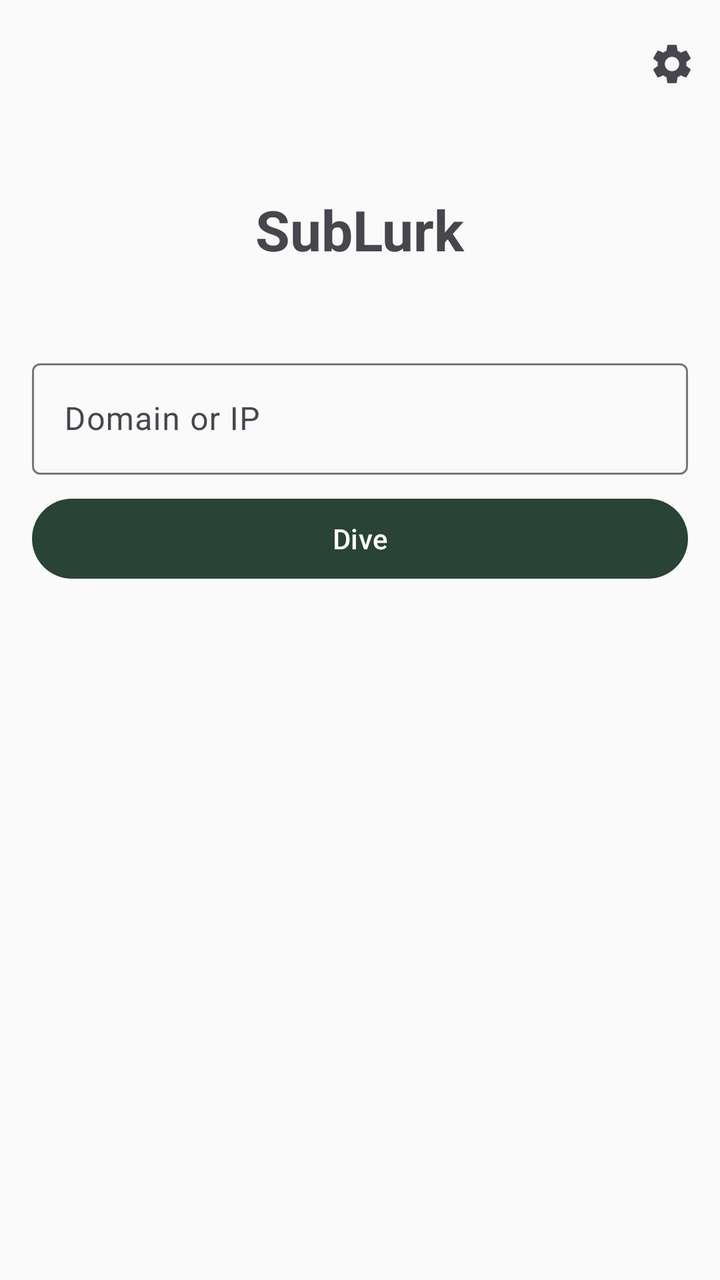
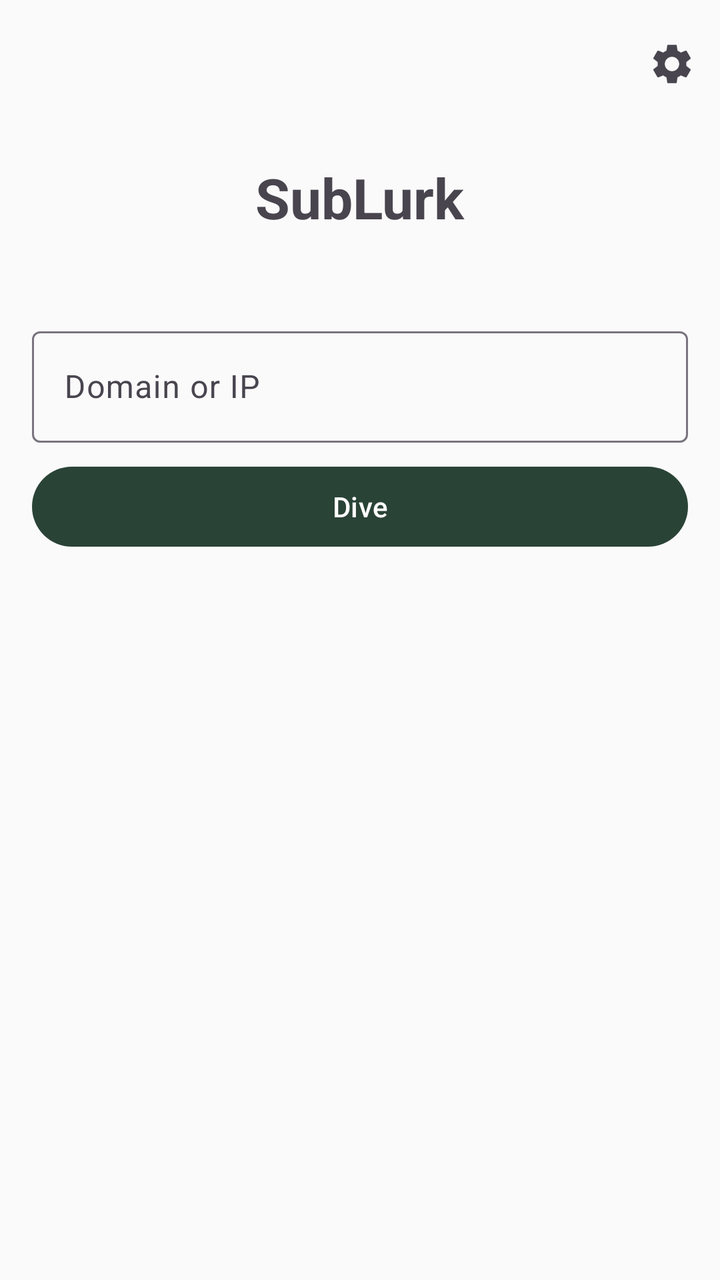

Screens rendered from an Android XML layout before and after an edit, with the pre-edit source and the edit as a unified diff.
<!-- AndroidManifest.xml: application theme Theme.SubLurk -->
<!-- res/layout/fragment_dive.xml -->
<?xml version="1.0" encoding="utf-8"?>
<androidx.constraintlayout.widget.ConstraintLayout xmlns:android="http://schemas.android.com/apk/res/android"
    xmlns:app="http://schemas.android.com/apk/res-auto"
    android:layout_width="match_parent"
    android:layout_height="match_parent">

    <com.google.android.material.appbar.MaterialToolbar
        android:id="@+id/toolbar"
        android:layout_width="match_parent"
        android:layout_height="?attr/actionBarSize"
        app:menu="@menu/menu_dive"
        app:layout_constraintTop_toTopOf="parent"
        app:layout_constraintStart_toStartOf="parent"
        app:layout_constraintEnd_toEndOf="parent" />

    <ScrollView
        android:layout_width="0dp"
        android:layout_height="0dp"
        app:layout_constraintTop_toBottomOf="@id/toolbar"
        app:layout_constraintBottom_toBottomOf="parent"
        app:layout_constraintStart_toStartOf="parent"
        app:layout_constraintEnd_toEndOf="parent">

        <androidx.constraintlayout.widget.ConstraintLayout
            android:layout_width="match_parent"
            android:layout_height="wrap_content"
            android:padding="16dp">

            <TextView
                android:id="@+id/titleText"
                android:layout_width="wrap_content"
                android:layout_height="wrap_content"
                android:text="@string/dive_title"
                android:textSize="28sp"
                android:textStyle="bold"
                app:layout_constraintTop_toTopOf="parent"
                app:layout_constraintStart_toStartOf="parent"
                app:layout_constraintEnd_toEndOf="parent"
                android:layout_marginTop="16dp" />

            <TextView
                android:id="@+id/subtitleText"
                android:layout_width="wrap_content"
                android:layout_height="wrap_content"
                android:textSize="14sp"
                android:layout_marginTop="8dp"
                app:layout_constraintTop_toBottomOf="@id/titleText"
                app:layout_constraintStart_toStartOf="parent"
                app:layout_constraintEnd_toEndOf="parent" />

            <com.google.android.material.textfield.TextInputLayout
                android:id="@+id/inputLayout"
                android:layout_width="0dp"
                android:layout_height="wrap_content"
                android:hint="@string/dive_input_hint"
                android:layout_marginTop="16dp"
                app:layout_constraintTop_toBottomOf="@id/subtitleText"
                app:layout_constraintStart_toStartOf="parent"
                app:layout_constraintEnd_toEndOf="parent">

                <com.google.android.material.textfield.TextInputEditText
                    android:id="@+id/inputEdit"
                    android:layout_width="match_parent"
                    android:layout_height="wrap_content"
                    android:inputType="textUri"
                    android:imeOptions="actionDone" />

            </com.google.android.material.textfield.TextInputLayout>

            <com.google.android.material.button.MaterialButton
                android:id="@+id/diveButton"
                android:layout_width="0dp"
                android:layout_height="wrap_content"
                android:text="@string/dive_button"
                android:layout_marginTop="8dp"
                app:layout_constraintTop_toBottomOf="@id/inputLayout"
                app:layout_constraintStart_toStartOf="parent"
                app:layout_constraintEnd_toEndOf="parent" />

            <ProgressBar
                android:id="@+id/progress"
                android:layout_width="wrap_content"
                android:layout_height="wrap_content"
                android:visibility="gone"
                app:layout_constraintTop_toBottomOf="@id/diveButton"
                app:layout_constraintStart_toStartOf="parent"
                app:layout_constraintEnd_toEndOf="parent"
                android:layout_marginTop="16dp" />

            <androidx.recyclerview.widget.RecyclerView
                android:id="@+id/subdomainsList"
                android:layout_width="0dp"
                android:layout_height="0dp"
                android:layout_marginTop="16dp"
                app:layoutManager="androidx.recyclerview.widget.LinearLayoutManager"
                app:layout_constraintTop_toBottomOf="@id/progress"
                app:layout_constraintBottom_toBottomOf="parent"
                app:layout_constraintStart_toStartOf="parent"
                app:layout_constraintEnd_toEndOf="parent"
                android:nestedScrollingEnabled="false" />

        </androidx.constraintlayout.widget.ConstraintLayout>

    </ScrollView>

</androidx.constraintlayout.widget.ConstraintLayout>
<!-- resources referenced by this layout -->
<resources>
  <string name="dive_button">Dive</string>
  <string name="dive_input_hint">Domain or IP</string>
  <string name="dive_title">SubLurk</string>
  <style name="Theme.SubLurk" parent="Theme.Material3.DayNight.NoActionBar">
          <item name="colorPrimary">@color/primary</item>
          <item name="colorOnPrimary">@color/on_primary</item>
          <item name="android:colorBackground">@color/background</item>
          <item name="colorSurface">@color/surface</item>
          <item name="android:windowLightStatusBar">true</item>
      </style>
  <color name="primary">#2A4337</color>
  <color name="on_primary">#FFFFFF</color>
  <color name="background">#FAFAFA</color>
  <color name="surface">#FFFFFF</color>
</resources>

<!-- the commit's change to res/layout/fragment_dive.xml (unified diff, before → after) -->
@@ -13,94 +13,78 @@
         app:layout_constraintStart_toStartOf="parent"
         app:layout_constraintEnd_toEndOf="parent" />
 
-    <ScrollView
+    <TextView
+        android:id="@+id/titleText"
+        android:layout_width="wrap_content"
+        android:layout_height="wrap_content"
+        android:text="@string/dive_title"
+        android:textSize="28sp"
+        android:textStyle="bold"
+        android:layout_marginTop="16dp"
+        app:layout_constraintTop_toBottomOf="@id/toolbar"
+        app:layout_constraintStart_toStartOf="parent"
+        app:layout_constraintEnd_toEndOf="parent" />
+
+    <TextView
+        android:id="@+id/subtitleText"
+        android:layout_width="wrap_content"
+        android:layout_height="wrap_content"
+        android:textSize="14sp"
+        android:layout_marginTop="8dp"
+        app:layout_constraintTop_toBottomOf="@id/titleText"
+        app:layout_constraintStart_toStartOf="parent"
+        app:layout_constraintEnd_toEndOf="parent" />
+
+    <com.google.android.material.textfield.TextInputLayout
+        android:id="@+id/inputLayout"
         android:layout_width="0dp"
-        android:layout_height="0dp"
-        app:layout_constraintTop_toBottomOf="@id/toolbar"
-        app:layout_constraintBottom_toBottomOf="parent"
+        android:layout_height="wrap_content"
+        android:hint="@string/dive_input_hint"
+        android:layout_marginTop="16dp"
+        android:layout_marginHorizontal="16dp"
+        app:layout_constraintTop_toBottomOf="@id/subtitleText"
         app:layout_constraintStart_toStartOf="parent"
         app:layout_constraintEnd_toEndOf="parent">
 
-        <androidx.constraintlayout.widget.ConstraintLayout
+        <com.google.android.material.textfield.TextInputEditText
+            android:id="@+id/inputEdit"
             android:layout_width="match_parent"
             android:layout_height="wrap_content"
-            android:padding="16dp">
+            android:inputType="textUri"
+            android:imeOptions="actionDone" />
 
-            <TextView
-                android:id="@+id/titleText"
-                android:layout_width="wrap_content"
-                android:layout_height="wrap_content"
-                android:text="@string/dive_title"
-                android:textSize="28sp"
-                android:textStyle="bold"
-                app:layout_constraintTop_toTopOf="parent"
-                app:layout_constraintStart_toStartOf="parent"
-                app:layout_constraintEnd_toEndOf="parent"
-                android:layout_marginTop="16dp" />
+    </com.google.android.material.textfield.TextInputLayout>
 
-            <TextView
-                android:id="@+id/subtitleText"
-                android:layout_width="wrap_content"
-                android:layout_height="wrap_content"
-                android:textSize="14sp"
-                android:layout_marginTop="8dp"
-                app:layout_constraintTop_toBottomOf="@id/titleText"
-                app:layout_constraintStart_toStartOf="parent"
-                app:layout_constraintEnd_toEndOf="parent" />
+    <com.google.android.material.button.MaterialButton
+        android:id="@+id/diveButton"
+        android:layout_width="0dp"
+        android:layout_height="wrap_content"
+        android:text="@string/dive_button"
+        android:layout_marginTop="8dp"
+        android:layout_marginHorizontal="16dp"
+        app:layout_constraintTop_toBottomOf="@id/inputLayout"
+        app:layout_constraintStart_toStartOf="parent"
+        app:layout_constraintEnd_toEndOf="parent" />
 
-            <com.google.android.material.textfield.TextInputLayout
-                android:id="@+id/inputLayout"
-                android:layout_width="0dp"
-                android:layout_height="wrap_content"
-                android:hint="@string/dive_input_hint"
-                android:layout_marginTop="16dp"
-                app:layout_constraintTop_toBottomOf="@id/subtitleText"
-                app:layout_constraintStart_toStartOf="parent"
-                app:layout_constraintEnd_toEndOf="parent">
+    <ProgressBar
+        android:id="@+id/progress"
+        android:layout_width="wrap_content"
+        android:layout_height="wrap_content"
+        android:visibility="gone"
+        android:layout_marginTop="16dp"
+        app:layout_constraintTop_toBottomOf="@id/diveButton"
+        app:layout_constraintStart_toStartOf="parent"
+        app:layout_constraintEnd_toEndOf="parent" />
 
-                <com.google.android.material.textfield.TextInputEditText
-                    android:id="@+id/inputEdit"
-                    android:layout_width="match_parent"
-                    android:layout_height="wrap_content"
-                    android:inputType="textUri"
-                    android:imeOptions="actionDone" />
-
-            </com.google.android.material.textfield.TextInputLayout>
-
-            <com.google.android.material.button.MaterialButton
-                android:id="@+id/diveButton"
-                android:layout_width="0dp"
-                android:layout_height="wrap_content"
-                android:text="@string/dive_button"
-                android:layout_marginTop="8dp"
-                app:layout_constraintTop_toBottomOf="@id/inputLayout"
-                app:layout_constraintStart_toStartOf="parent"
-                app:layout_constraintEnd_toEndOf="parent" />
-
-            <ProgressBar
-                android:id="@+id/progress"
-                android:layout_width="wrap_content"
-                android:layout_height="wrap_content"
-                android:visibility="gone"
-                app:layout_constraintTop_toBottomOf="@id/diveButton"
-                app:layout_constraintStart_toStartOf="parent"
-                app:layout_constraintEnd_toEndOf="parent"
-                android:layout_marginTop="16dp" />
-
-            <androidx.recyclerview.widget.RecyclerView
-                android:id="@+id/subdomainsList"
-                android:layout_width="0dp"
-                android:layout_height="0dp"
-                android:layout_marginTop="16dp"
-                app:layoutManager="androidx.recyclerview.widget.LinearLayoutManager"
-                app:layout_constraintTop_toBottomOf="@id/progress"
-                app:layout_constraintBottom_toBottomOf="parent"
-                app:layout_constraintStart_toStartOf="parent"
-                app:layout_constraintEnd_toEndOf="parent"
-                android:nestedScrollingEnabled="false" />
-
-        </androidx.constraintlayout.widget.ConstraintLayout>
-
-    </ScrollView>
+    <androidx.recyclerview.widget.RecyclerView
+        android:id="@+id/subdomainsList"
+        android:layout_width="0dp"
+        android:layout_height="0dp"
+        android:layout_marginTop="16dp"
+        app:layoutManager="androidx.recyclerview.widget.LinearLayoutManager"
+        app:layout_constraintTop_toBottomOf="@id/progress"
+        app:layout_constraintBottom_toBottomOf="parent"
+        app:layout_constraintStart_toStartOf="parent"
+        app:layout_constraintEnd_toEndOf="parent" />
 
 </androidx.constraintlayout.widget.ConstraintLayout>
